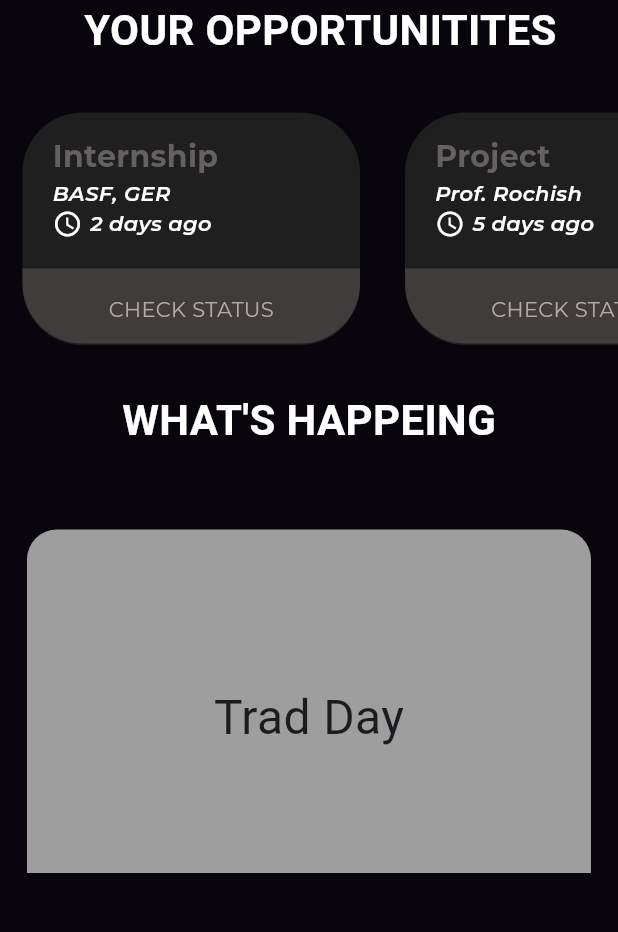
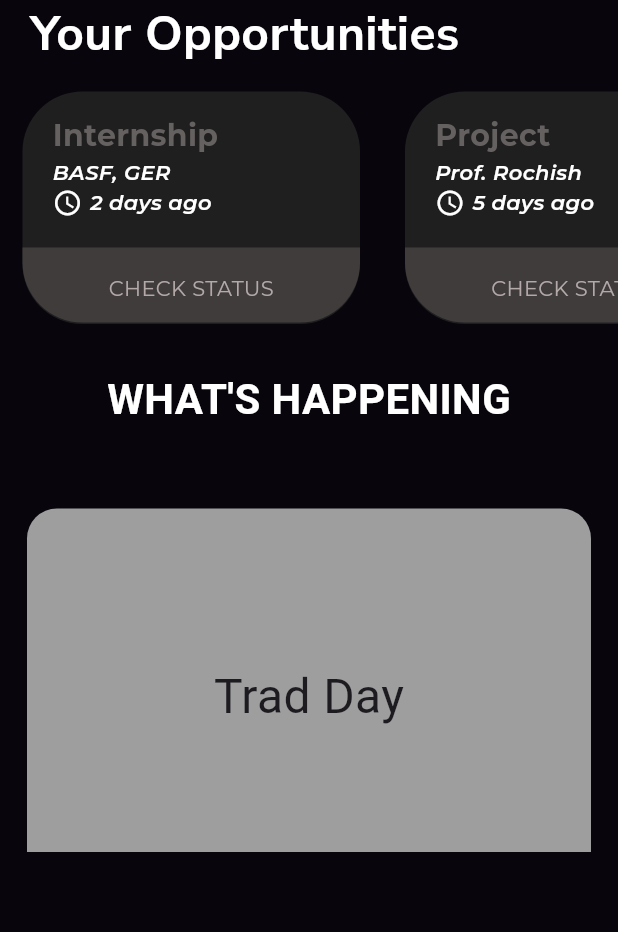
Before and after one commit to aastha51551/ChEA-App, a Flutter app: the screen it shows after launch, on a phone screen of 412 x 824 dp, the part 150-1082 px from its top. Run offline on Flutter 3.47's test engine with Material 3 defaults, Android fonts, the phone set to English and light mode, and no system bars; our stand-ins replace flutter_svg, google_fonts.

Commit message:
Update : Some Spelling Mistakes

```diff
--- a/chea/lib/main.dart
+++ b/chea/lib/main.dart
@@ -55,7 +55,8 @@ class _MyAppState extends State<MyApp> {
           ),
           body: Column(
             children: [
-              opportunities(Opportunities), //Opportunitites Section
+              opportunities(Opportunities),
+              //Opportunitites Section
               //What's Happening Section
               Container(
                   width: width,
@@ -64,7 +65,7 @@ class _MyAppState extends State<MyApp> {
                     Padding(
                       padding: EdgeInsets.all(15.0),
                       child: Text(
-                        "WHAT'S HAPPEING",
+                        "WHAT'S HAPPENING",
                         style: TextStyle(
                             color: Colors.white,
                             fontSize: 28,
@@ -184,20 +185,19 @@ Container opportunities(List<Map<String, String>> Opportunities) {
   return Container(
     color: Color(defaultBackground),
     child: Column(
+      mainAxisAlignment: MainAxisAlignment.start,
+      crossAxisAlignment: CrossAxisAlignment.start,
       children: [
         Padding(
-          padding: EdgeInsets.only(left: 15.0),
-          child: Text(
-            'YOUR OPPORTUNITITES',
-            style: TextStyle(
-                color: Colors.white, fontSize: 28, fontWeight: FontWeight.w700),
+          padding: const EdgeInsets.only(left: 20.0),
+          child: Text('Your Opportunities',
+              style: GoogleFonts.nunitoSans(
+                fontSize: 32,
+                fontWeight: FontWeight.w700,
+                color: Color(0xffffffff),
+              )),
         ),
-        ),
-        const SizedBox(
-          height: 20,
-        ),
-        Center(
-          child: SizedBox(
+        SizedBox(
           height: 185,
           width: double.infinity,
           child: ListView.builder(
@@ -212,13 +212,12 @@ Container opportunities(List<Map<String, String>> Opportunities) {
             },
           ),
         ),
-        ),
       ],
     ),
   );
 }
 
-Widget _opportunities(Map<String, String> Opportunitiy) {
+Widget _opportunities(Map<String, String> Opportunity) {
   return Container(
     width: 225,
     decoration: BoxDecoration(
@@ -231,7 +230,7 @@ Widget _opportunities(Map<String, String> Opportunitiy) {
             padding: const EdgeInsets.only(
                 left: 20.0, right: 8.0, top: 15.0, bottom: 0.0),
             child: Text(
-              Opportunitiy['title'] ?? 'Not Defined',
+              Opportunity['title'] ?? 'Not Defined',
               // style: TextStyle(
 
               //     color: Colors.grey[400],
@@ -251,7 +250,7 @@ Widget _opportunities(Map<String, String> Opportunitiy) {
           child: Padding(
             padding: const EdgeInsets.only(left: 20.0),
             child: Text(
-              Opportunitiy['provider'] ?? 'Not Defined',
+              Opportunity['provider'] ?? 'Not Defined',
               style: GoogleFonts.montserrat(
                   fontWeight: FontWeight.w600,
                   fontSize: 14,
@@ -275,7 +274,7 @@ Widget _opportunities(Map<String, String> Opportunitiy) {
                 width: 5,
               ),
               Text(
-                Opportunitiy['timePosted'] ?? 'Not Defined',
+                Opportunity['timePosted'] ?? 'Not Defined',
                 style: GoogleFonts.montserrat(
                     fontWeight: FontWeight.w600,
                     fontSize: 14,
```
Also changed, not shown: 1 other file. Lines whose indentation alone changed are shown as unchanged.
